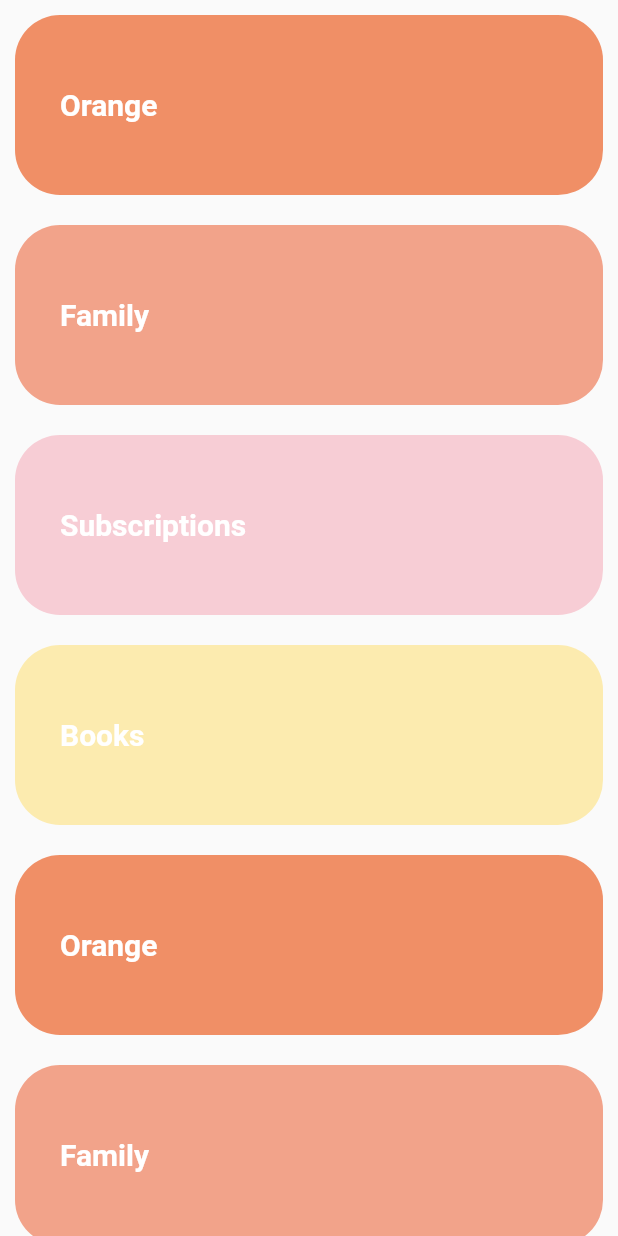
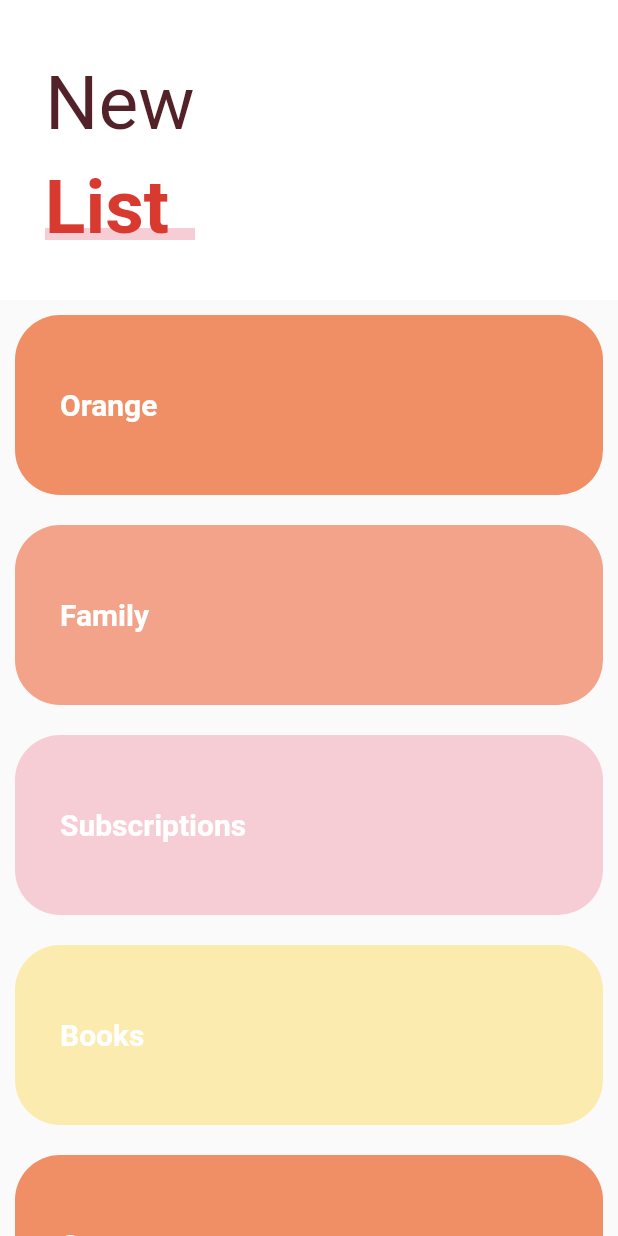
Before and after one commit to VictorHugoAguilar/disenios_animaciones_flutter, a Flutter app: the screen it shows after launch, on a phone screen of 412 x 824 dp. Run offline on Flutter 3.47's test engine with Material 2 defaults, Android fonts, the phone set to English and light mode, and no system bars; our stand-ins replace animate_do, flutter_svg, font_awesome_flutter.

Commit message:
Crear el custom scroll view y el slivers, crear un componente personalizado extendiendo de SliverPersistentHeaderDelegate

```diff
--- a/lib/src/pages/sliver_list_page.dart
+++ b/lib/src/pages/sliver_list_page.dart
@@ -4,9 +4,88 @@ class SliverListPage extends StatelessWidget {
   @override
   Widget build(BuildContext context) {
     return Scaffold(
-      body: _ListaViews(),
+      // body: _ListaViews(),
       //  body: _HeaderSliver(),
+      body: _MainScroll(),
     );
+  }
+}
+
+class _MainScroll extends StatelessWidget {
+  final items = [
+    _ListItem('Orange', Color(0xffF08F66)),
+    _ListItem('Family', Color(0xffF2A38A)),
+    _ListItem('Subscriptions', Color(0xffF7CDD5)),
+    _ListItem('Books', Color(0xffFCEBAF)),
+    _ListItem('Orange', Color(0xffF08F66)),
+    _ListItem('Family', Color(0xffF2A38A)),
+    _ListItem('Subscriptions', Color(0xffF7CDD5)),
+    _ListItem('Books', Color(0xffFCEBAF)),
+  ];
+
+  @override
+  Widget build(BuildContext context) {
+    return CustomScrollView(
+      slivers: <Widget>[
+        // SliverAppBar(
+        // floating: true,
+        // elevation: 0,
+        // backgroundColor: Colors.red,
+        // title: Text('Hola Mundo'),
+        // ),
+        SliverPersistentHeader(
+          floating: true,
+          delegate: _SliverCustomHeaderDelegate(
+            minheight: 170,
+            maxheight: 200,
+            child: Container(
+              alignment: Alignment.centerLeft,
+              color: Colors.white,
+              child: _HeaderSliver(),
+            ),
+          ),
+        ),
+
+        SliverList(
+          delegate: SliverChildListDelegate([
+            ...items,
+            SizedBox(
+              height: 100,
+            )
+          ]),
+        ),
+      ],
+    );
+  }
+}
+
+class _SliverCustomHeaderDelegate extends SliverPersistentHeaderDelegate {
+  final double minheight;
+  final double maxheight;
+  final Widget child;
+
+  _SliverCustomHeaderDelegate({
+    @required this.minheight,
+    @required this.maxheight,
+    @required this.child,
+  });
+  @override
+  Widget build(
+      BuildContext context, double shrinkOffset, bool overlapsContent) {
+    return SizedBox.expand(child: child);
+  }
+
+  @override
+  double get maxExtent => (minheight > maxheight) ? minheight : maxheight;
+
+  @override
+  double get minExtent => (minheight > maxheight) ? maxheight : minheight;
+
+  @override
+  bool shouldRebuild(_SliverCustomHeaderDelegate oldDelegate) {
+    return maxheight != oldDelegate.maxExtent ||
+        minheight != oldDelegate.minheight ||
+        child != oldDelegate.child;
   }
 }
 
```
